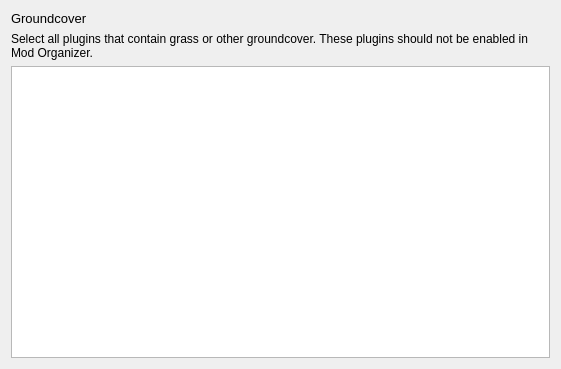
Old version of the form src/plugin/openmwplayer/ui/openmwplayer_groundcover.ui in the repository Kezyma/ModOrganizer-Plugins.
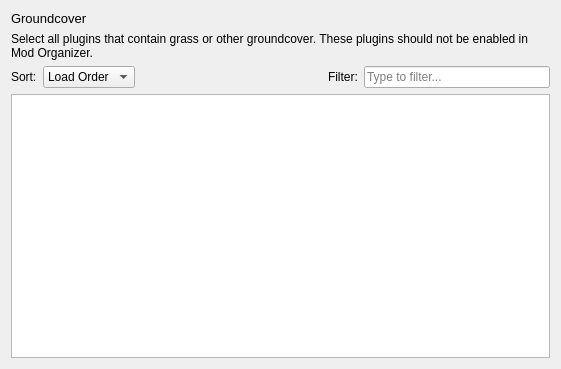
New version of the form.

```diff
--- a/src/plugin/openmwplayer/ui/openmwplayer_groundcover.ui
+++ b/src/plugin/openmwplayer/ui/openmwplayer_groundcover.ui
@@ -54,6 +54,80 @@
      </layout>
     </widget>
    </item>
+   <item>
+    <widget class="QWidget" name="controlsWidget" native="true">
+     <layout class="QHBoxLayout" name="horizontalLayout">
+      <property name="leftMargin">
+       <number>0</number>
+      </property>
+      <property name="topMargin">
+       <number>0</number>
+      </property>
+      <property name="rightMargin">
+       <number>0</number>
+      </property>
+      <property name="bottomMargin">
+       <number>0</number>
+      </property>
+      <item>
+       <widget class="QLabel" name="lblSort">
+        <property name="text">
+         <string>Sort:</string>
+        </property>
+       </widget>
+      </item>
+      <item>
+       <widget class="QComboBox" name="cmbSort">
+        <item>
+         <property name="text">
+          <string>Load Order</string>
+         </property>
+        </item>
+        <item>
+         <property name="text">
+          <string>A-Z</string>
+         </property>
+        </item>
+        <item>
+         <property name="text">
+          <string>Z-A</string>
+         </property>
+        </item>
+       </widget>
+      </item>
+      <item>
+       <spacer name="horizontalSpacer">
+        <property name="orientation">
+         <enum>Qt::Horizontal</enum>
+        </property>
+        <property name="sizeHint" stdset="0">
+         <size>
+          <width>40</width>
+          <height>20</height>
+         </size>
+        </property>
+       </spacer>
+      </item>
+      <item>
+       <widget class="QLabel" name="lblFilter">
+        <property name="text">
+         <string>Filter:</string>
+        </property>
+       </widget>
+      </item>
+      <item>
+       <widget class="QLineEdit" name="txtFilter">
+        <property name="placeholderText">
+         <string>Type to filter...</string>
+        </property>
+        <property name="clearButtonEnabled">
+         <bool>true</bool>
+        </property>
+       </widget>
+      </item>
+     </layout>
+    </widget>
+   </item>
    <item>
     <widget class="QListWidget" name="lstGroundcover">
      <property name="dragEnabled">
```
